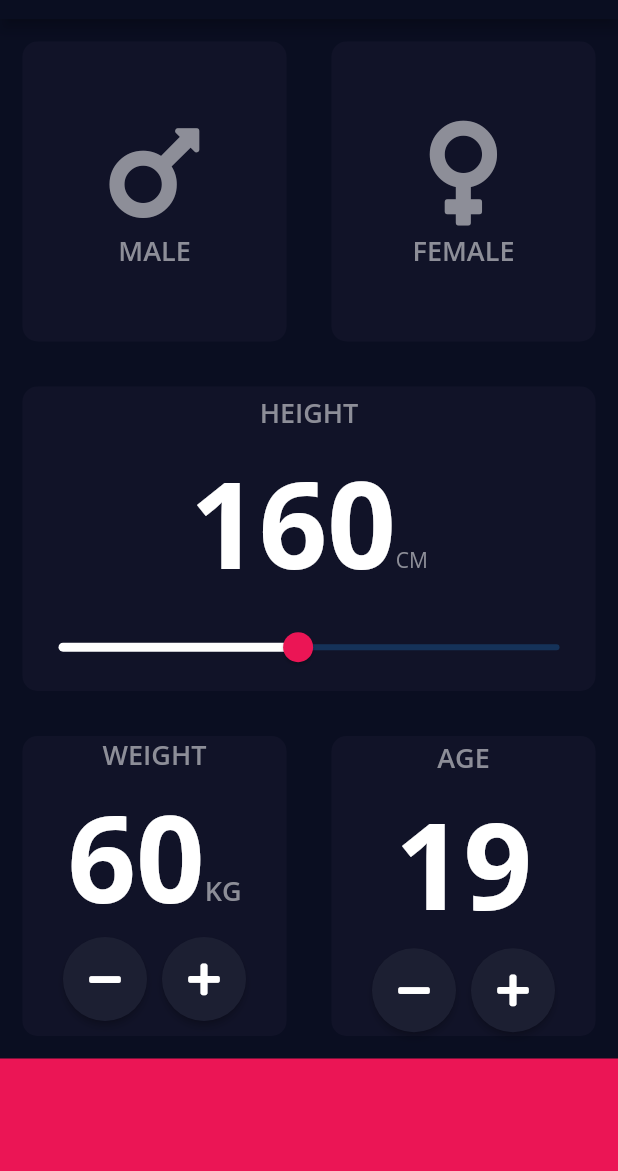
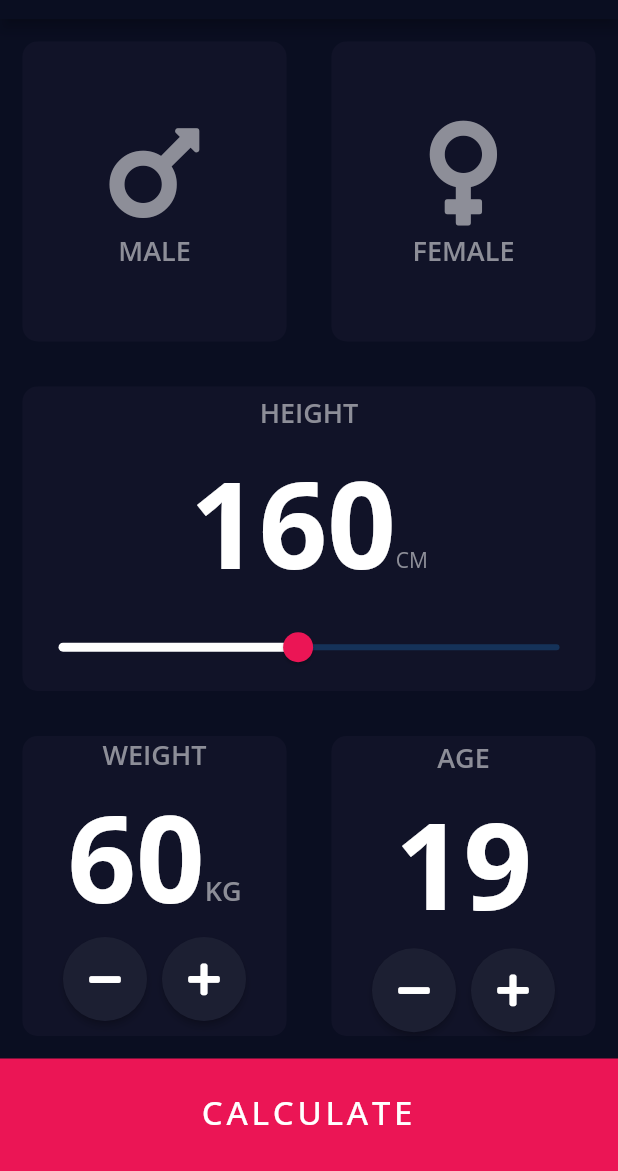
Before and after one commit to RaghavTheGreat1/bmi_calculator, a Flutter app: the screen it shows after launch, on a phone screen of 412 x 824 dp, the part 65-1236 px from its top. Run offline on Flutter 3.47's test engine with Material 2 defaults, Android fonts, the phone set to English and light mode, and no system bars; our stand-ins replace font_awesome_flutter, google_fonts.

Commit message:
Home/Main Page is ready with all functionalities except calculate button

```diff
--- a/lib/bottom_button.dart
+++ b/lib/bottom_button.dart
@@ -1,19 +1,34 @@
 import 'package:flutter/material.dart';
 import 'package:bmi_calculator/themes/constant_colors.dart';
+import 'package:google_fonts/google_fonts.dart';
 
 class BottomButton extends StatelessWidget {
+  final String displayText;
 
+  BottomButton({this.displayText});
 
   @override
   Widget build(BuildContext context) {
     return GestureDetector(
       child: Container(
+        padding: EdgeInsets.all(20),
         height: 75,
         width: double.infinity,
         decoration: BoxDecoration(
           color: kBottomButtonColor,
         ),
-        //child: ,
+        child: Text(
+          displayText,
+          textAlign: TextAlign.center,
+          style: GoogleFonts.openSans(
+            textStyle: TextStyle(
+              letterSpacing: 2.5,
+              color: Colors.white,
+              fontSize: 22,
+              fontWeight: FontWeight.w500
+            ),
+          ),
+        ),
       ),
     );
   }
--- a/lib/main_page.dart
+++ b/lib/main_page.dart
@@ -230,7 +230,7 @@ class _MainPageState extends State<MainPage> {
             )),
           ],
         ),
-        BottomButton(),
+        BottomButton(displayText: 'CALCULATE',),
       ],
     );
   }
```
